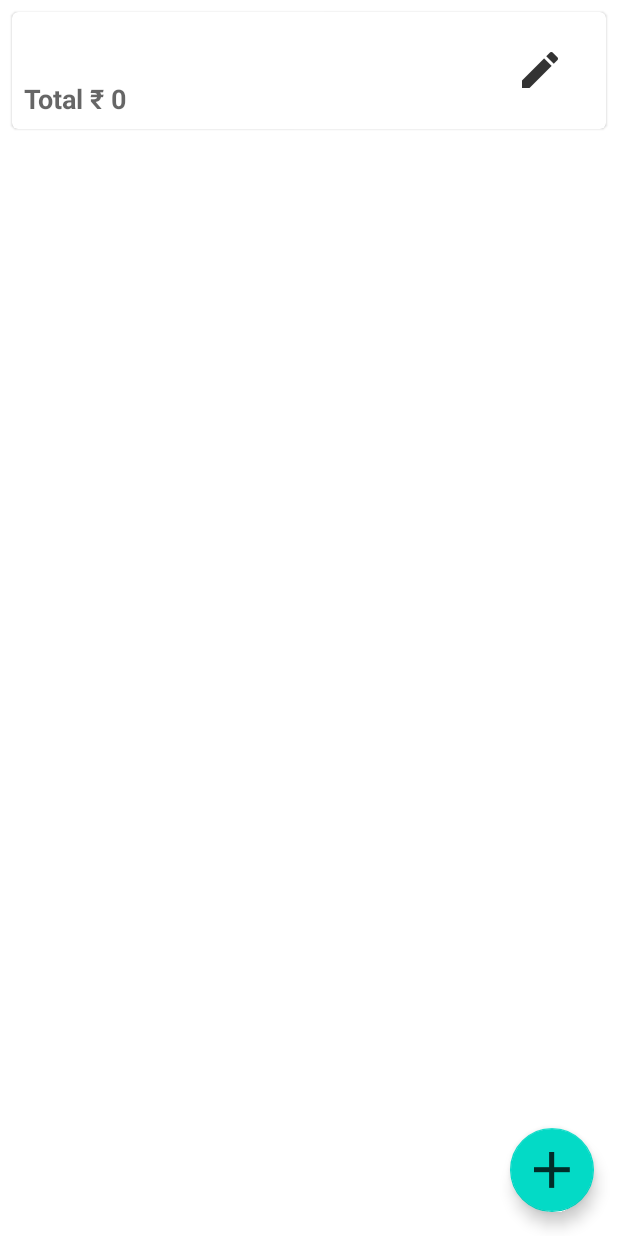
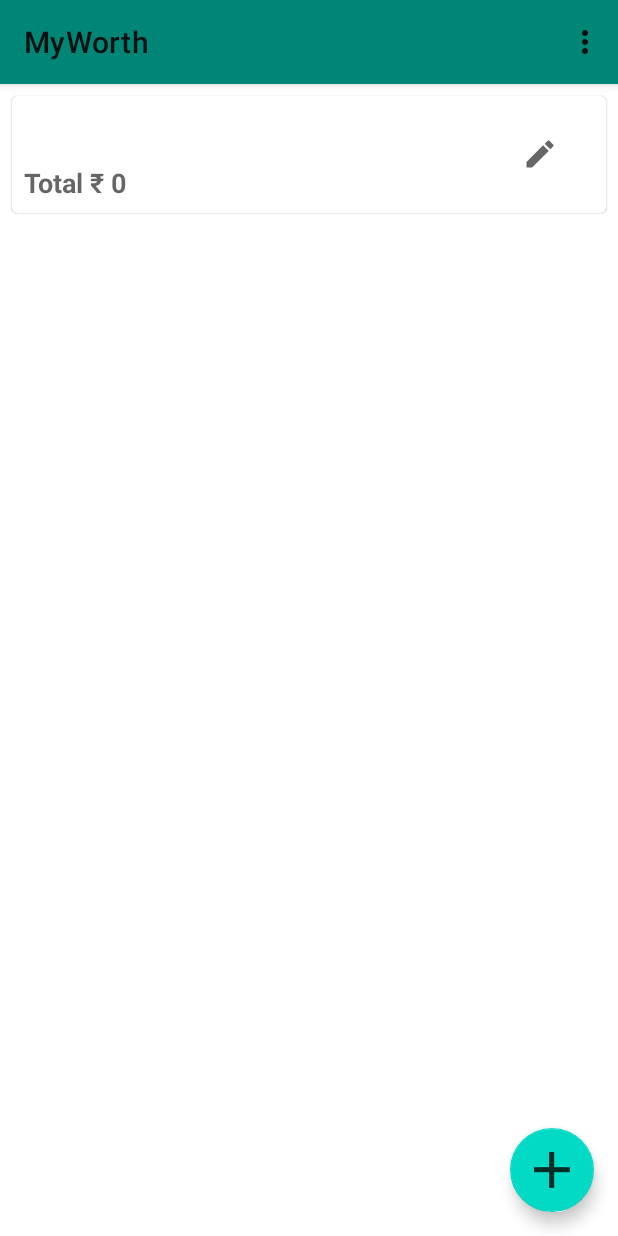
Before and after one commit to SanketGuru/MyWorth, an Android app: the fragment AssetListFragment placed in its activity, on a phone screen of 412 x 824 dp. Run offline under Robolectric (Android 15) with nearby library versions, the phone set to English and light mode, and no system bars; our stand-ins replace Room's generated code; 4 statements that could not run were skipped.

Commit message:
Color svg added

```diff
--- a/app/src/main/AndroidManifest.xml
+++ b/app/src/main/AndroidManifest.xml
@@ -10,7 +10,7 @@
         android:roundIcon="@mipmap/ic_launcher_round"
         android:supportsRtl="true"
         android:name=".MyWorthApp"
-        android:theme="@style/AppTheme">
+        android:theme="@style/AppThemeDark">
         <activity
             android:name=".MainActivity"
             android:label="@string/app_name"
--- /dev/null
+++ b/app/src/main/res/drawable/ic_edit_black_24dp.xml
@@ -0,0 +1,9 @@
+<vector xmlns:android="http://schemas.android.com/apk/res/android"
+        android:width="24dp"
+        android:height="24dp"
+        android:viewportWidth="24.0"
+        android:viewportHeight="24.0">
+    <path
+        android:fillColor="?attr/colorControlNormal"
+        android:pathData="M3,17.25V21h3.75L17.81,9.94l-3.75,-3.75L3,17.25zM20.71,7.04c0.39,-0.39 0.39,-1.02 0,-1.41l-2.34,-2.34c-0.39,-0.39 -1.02,-0.39 -1.41,0l-1.83,1.83 3.75,3.75 1.83,-1.83z"/>
+</vector>
--- a/app/src/main/res/layout/fragment_add_edit_asset.xml
+++ b/app/src/main/res/layout/fragment_add_edit_asset.xml
@@ -41,6 +41,7 @@
         <com.google.android.material.textfield.TextInputLayout
             android:layout_width="match_parent"
             android:layout_height="wrap_content"
+            android:layout_marginTop="@dimen/margin_small"
             android:hint="@string/name">
 
             <com.google.android.material.textfield.TextInputEditText
@@ -56,6 +57,7 @@
         <com.google.android.material.textfield.TextInputLayout
             android:layout_width="match_parent"
             android:layout_height="wrap_content"
+            android:layout_marginTop="@dimen/margin_small"
             android:hint="@string/value">
 
             <com.google.android.material.textfield.TextInputEditText
@@ -71,6 +73,7 @@
         <com.google.android.material.textfield.TextInputLayout
             android:layout_width="match_parent"
             android:layout_height="wrap_content"
+            android:layout_marginTop="@dimen/margin_small"
             android:hint="@string/note"
             app:counterEnabled="true"
             app:counterMaxLength="200">
--- a/app/src/main/res/layout/fragment_add_edit_folio.xml
+++ b/app/src/main/res/layout/fragment_add_edit_folio.xml
@@ -46,6 +46,7 @@
         <com.google.android.material.textfield.TextInputLayout
             android:layout_width="match_parent"
             android:layout_height="wrap_content"
+            android:layout_marginTop="@dimen/margin_small"
             android:hint="@string/name">
 
             <com.google.android.material.textfield.TextInputEditText
@@ -61,6 +62,7 @@
         <com.google.android.material.textfield.TextInputLayout
             android:layout_width="match_parent"
             android:layout_height="wrap_content"
+            android:layout_marginTop="@dimen/margin_small"
             android:hint="@string/note"
             app:counterEnabled="true"
             app:counterMaxLength="200">
--- a/app/src/main/res/layout/fragment_main.xml
+++ b/app/src/main/res/layout/fragment_main.xml
@@ -59,7 +59,7 @@
                     android:layout_width="wrap_content"
                     android:layout_height="wrap_content"
                     android:layout_gravity="end|center"
-                    android:src="@drawable/ic_edit_action"
+                    android:src="@drawable/ic_edit_black_24dp"
                    />
             </FrameLayout>
 
```
Also changed, not shown: app/src/main/res/drawable-hdpi/ic_edit_action.png (deleted), app/src/main/res/drawable-mdpi/ic_edit_action.png (deleted), app/src/main/res/drawable-xhdpi/ic_edit_action.png (deleted), app/src/main/res/drawable-xxhdpi/ic_edit_action.png (deleted), gradle/wrapper/gradle-wrapper.properties.
